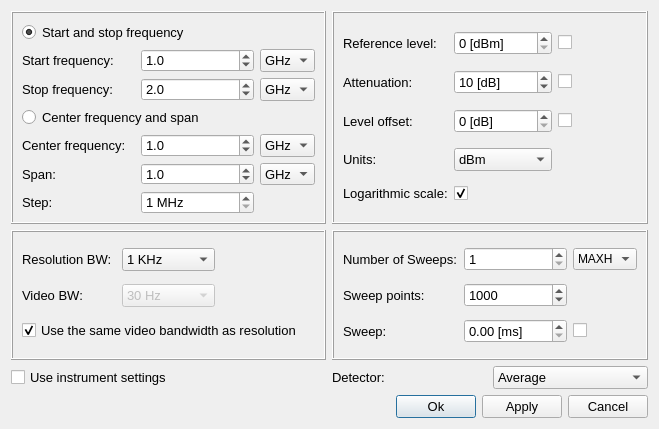
Before: the Qt Designer form scan_settings.ui in erespebrn/Near_Field_Scanner_GUI, drawn with Qt 5.
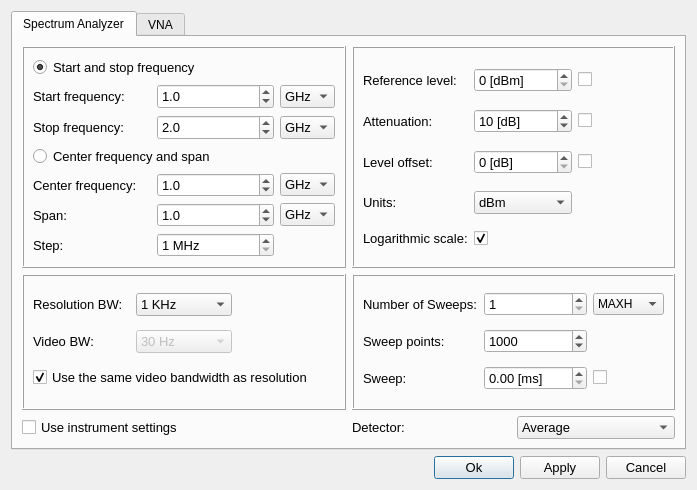
After: the same form once the commit is applied.

The edit to the form file:
```diff
--- a/scan_settings.ui
+++ b/scan_settings.ui
@@ -6,8 +6,8 @@
    <rect>
     <x>0</x>
     <y>0</y>
-    <width>659</width>
-    <height>429</height>
+    <width>697</width>
+    <height>490</height>
    </rect>
   </property>
   <property name="sizePolicy">
@@ -31,66 +31,18 @@
   <property name="windowTitle">
    <string>Scan Settings</string>
   </property>
-  <layout class="QGridLayout" name="gridLayout">
-   <item row="6" column="1">
-    <layout class="QHBoxLayout" name="horizontalLayout">
+  <layout class="QVBoxLayout" name="verticalLayout">
      <item>
-      <spacer name="horizontalSpacer">
-       <property name="orientation">
-        <enum>Qt::Horizontal</enum>
-       </property>
-       <property name="sizeHint" stdset="0">
-        <size>
-         <width>40</width>
-         <height>20</height>
-        </size>
-       </property>
-      </spacer>
-     </item>
+    <widget class="QTabWidget" name="tabWidget">
+     <property name="currentIndex">
+      <number>0</number>
+     </property>
+     <widget class="QWidget" name="SA_tab">
+      <attribute name="title">
+       <string>Spectrum Analyzer</string>
+      </attribute>
+      <layout class="QVBoxLayout" name="verticalLayout_2">
      <item>
-      <widget class="QPushButton" name="pushButton_3">
-       <property name="font">
-        <font>
-         <pointsize>10</pointsize>
-        </font>
-       </property>
-       <property name="text">
-        <string>Ok</string>
-       </property>
-      </widget>
-     </item>
-     <item>
-      <widget class="QPushButton" name="apply">
-       <property name="font">
-        <font>
-         <pointsize>10</pointsize>
-         <weight>50</weight>
-         <italic>false</italic>
-         <bold>false</bold>
-        </font>
-       </property>
-       <property name="text">
-        <string>Apply</string>
-       </property>
-      </widget>
-     </item>
-     <item>
-      <widget class="QPushButton" name="pushButton">
-       <property name="font">
-        <font>
-         <pointsize>10</pointsize>
-         <weight>50</weight>
-         <bold>false</bold>
-        </font>
-       </property>
-       <property name="text">
-        <string>Cancel</string>
-       </property>
-      </widget>
-     </item>
-    </layout>
-   </item>
-   <item row="5" column="1">
     <layout class="QGridLayout" name="gridLayout_13">
      <item row="1" column="2" colspan="2">
       <widget class="QFrame" name="sweep_gridFrame">
@@ -348,6 +300,12 @@
         </item>
         <item row="6" column="1">
          <widget class="QDoubleSpinBox" name="stop_freq_spinbox">
+              <property name="minimumSize">
+               <size>
+                <width>0</width>
+                <height>25</height>
+               </size>
+              </property>
           <property name="font">
            <font>
             <pointsize>10</pointsize>
@@ -423,6 +381,18 @@
         </item>
         <item row="5" column="1">
          <widget class="QDoubleSpinBox" name="start_freq_spinbox">
+              <property name="sizePolicy">
+               <sizepolicy hsizetype="Ignored" vsizetype="Fixed">
+                <horstretch>0</horstretch>
+                <verstretch>0</verstretch>
+               </sizepolicy>
+              </property>
+              <property name="minimumSize">
+               <size>
+                <width>0</width>
+                <height>25</height>
+               </size>
+              </property>
           <property name="font">
            <font>
             <pointsize>10</pointsize>
@@ -1035,6 +1005,73 @@
          </widget>
         </item>
        </layout>
+          </widget>
+         </item>
+        </layout>
+       </item>
+      </layout>
+     </widget>
+     <widget class="QWidget" name="VNA_tab">
+      <attribute name="title">
+       <string>VNA</string>
+      </attribute>
+     </widget>
+    </widget>
+   </item>
+   <item>
+    <layout class="QHBoxLayout" name="horizontalLayout">
+     <item>
+      <spacer name="horizontalSpacer">
+       <property name="orientation">
+        <enum>Qt::Horizontal</enum>
+       </property>
+       <property name="sizeHint" stdset="0">
+        <size>
+         <width>40</width>
+         <height>20</height>
+        </size>
+       </property>
+      </spacer>
+     </item>
+     <item>
+      <widget class="QPushButton" name="pushButton_3">
+       <property name="font">
+        <font>
+         <pointsize>10</pointsize>
+        </font>
+       </property>
+       <property name="text">
+        <string>Ok</string>
+       </property>
+      </widget>
+     </item>
+     <item>
+      <widget class="QPushButton" name="apply">
+       <property name="font">
+        <font>
+         <pointsize>10</pointsize>
+         <weight>50</weight>
+         <italic>false</italic>
+         <bold>false</bold>
+        </font>
+       </property>
+       <property name="text">
+        <string>Apply</string>
+       </property>
+      </widget>
+     </item>
+     <item>
+      <widget class="QPushButton" name="pushButton">
+       <property name="font">
+        <font>
+         <pointsize>10</pointsize>
+         <weight>50</weight>
+         <bold>false</bold>
+        </font>
+       </property>
+       <property name="text">
+        <string>Cancel</string>
+       </property>
       </widget>
      </item>
     </layout>
```
Lines whose indentation alone changed are shown as unchanged.
